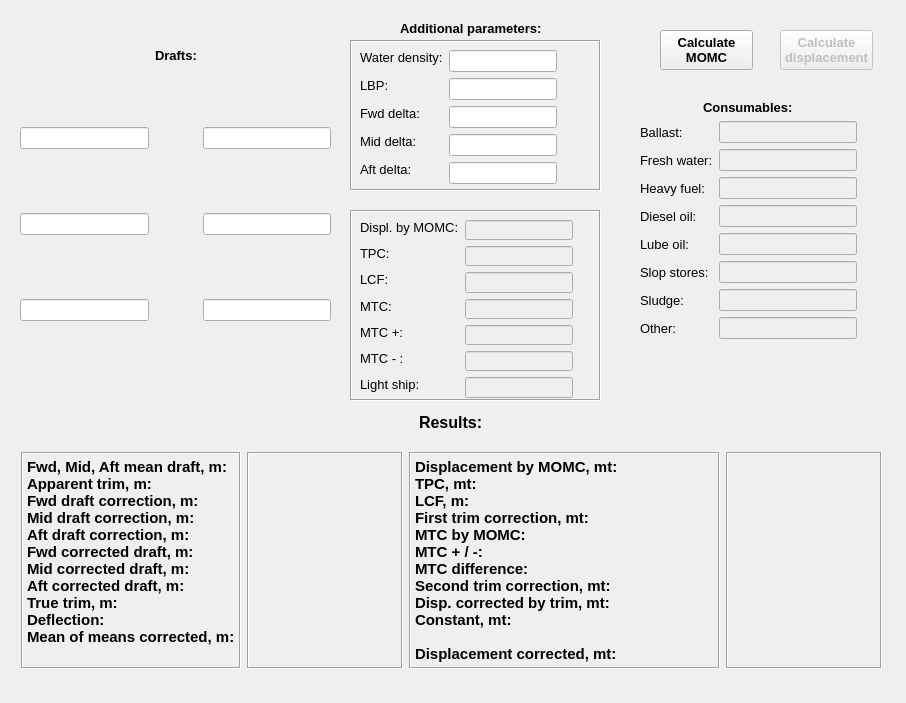
Above: ui/ui_anyvsl_eng.ui from tungyr/itmo-ships-draft-survey-programm before the change. Below: the same form after it.
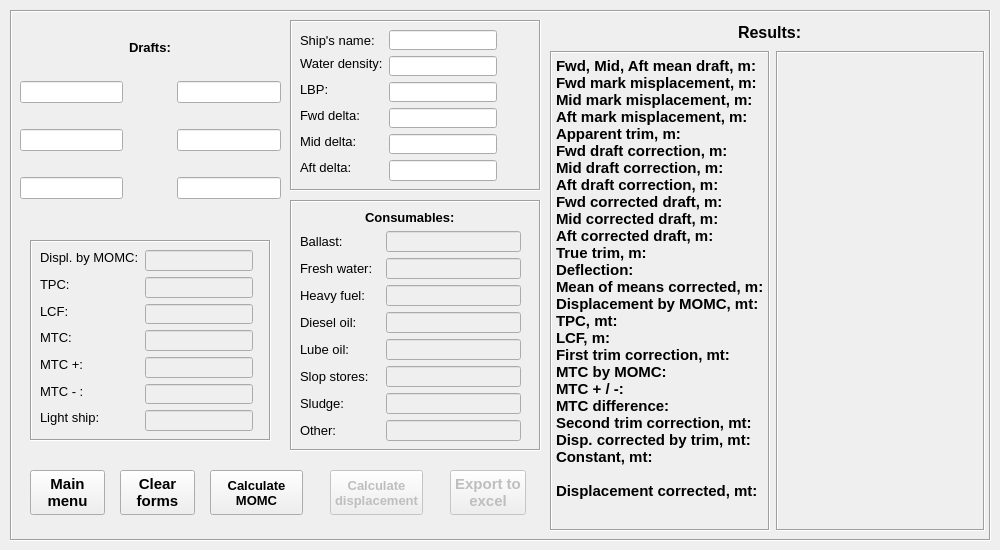
That is the form after the change. Icons and pictures are not drawn.

Commit message: anyvsl_end revision widget

Patch:
```diff
--- a/ui/ui_anyvsl_eng.ui
+++ b/ui/ui_anyvsl_eng.ui
@@ -6,90 +6,41 @@
    <rect>
     <x>0</x>
     <y>0</y>
-    <width>906</width>
-    <height>703</height>
+    <width>1000</width>
+    <height>550</height>
    </rect>
   </property>
   <property name="minimumSize">
    <size>
-    <width>800</width>
-    <height>600</height>
+    <width>1000</width>
+    <height>550</height>
    </size>
   </property>
   <property name="windowTitle">
    <string>Draft survey custom vsl</string>
   </property>
-  <widget class="QPushButton" name="countBtn_displ">
-   <property name="enabled">
-    <bool>false</bool>
-   </property>
+  <widget class="QFrame" name="frame_3">
    <property name="geometry">
     <rect>
-     <x>780</x>
-     <y>30</y>
-     <width>93</width>
-     <height>40</height>
+     <x>10</x>
+     <y>10</y>
+     <width>981</width>
+     <height>531</height>
     </rect>
    </property>
-   <property name="sizePolicy">
-    <sizepolicy hsizetype="Maximum" vsizetype="Maximum">
-     <horstretch>0</horstretch>
-     <verstretch>0</verstretch>
-    </sizepolicy>
+   <property name="frameShape">
+    <enum>QFrame::Box</enum>
    </property>
-   <property name="font">
-    <font>
-     <family>Tahoma</family>
-     <pointsize>10</pointsize>
-     <weight>75</weight>
-     <bold>true</bold>
-    </font>
+   <property name="frameShadow">
+    <enum>QFrame::Sunken</enum>
    </property>
-   <property name="text">
-    <string>Calculate
-displacement</string>
-   </property>
-  </widget>
-  <widget class="QLabel" name="add_param_l">
-   <property name="geometry">
-    <rect>
-     <x>400</x>
-     <y>20</y>
-     <width>150</width>
-     <height>16</height>
-    </rect>
-   </property>
-   <property name="sizePolicy">
-    <sizepolicy hsizetype="Preferred" vsizetype="Maximum">
-     <horstretch>0</horstretch>
-     <verstretch>0</verstretch>
-    </sizepolicy>
-   </property>
-   <property name="font">
-    <font>
-     <family>Tahoma</family>
-     <pointsize>10</pointsize>
-     <weight>75</weight>
-     <bold>true</bold>
-    </font>
-   </property>
-   <property name="layoutDirection">
-    <enum>Qt::LeftToRight</enum>
-   </property>
-   <property name="text">
-    <string>Additional parameters:</string>
-   </property>
-   <property name="alignment">
-    <set>Qt::AlignLeading|Qt::AlignLeft|Qt::AlignVCenter</set>
-   </property>
-  </widget>
   <widget class="QFrame" name="frame">
    <property name="geometry">
     <rect>
-     <x>350</x>
-     <y>40</y>
+      <x>280</x>
+      <y>10</y>
      <width>251</width>
-     <height>151</height>
+      <height>171</height>
     </rect>
    </property>
    <property name="sizePolicy">
@@ -110,14 +61,14 @@
       <x>10</x>
       <y>10</y>
       <width>225</width>
-      <height>141</height>
+       <height>151</height>
      </rect>
     </property>
     <layout class="QFormLayout" name="formLayout_2">
      <property name="sizeConstraint">
       <enum>QLayout::SetMaximumSize</enum>
      </property>
-     <item row="0" column="0">
+      <item row="1" column="0">
       <widget class="QLabel" name="dens_l">
        <property name="sizePolicy">
         <sizepolicy hsizetype="Maximum" vsizetype="Maximum">
@@ -136,7 +87,7 @@
        </property>
       </widget>
      </item>
-     <item row="0" column="1">
+      <item row="1" column="1">
       <widget class="QLineEdit" name="dens_f">
        <property name="sizePolicy">
         <sizepolicy hsizetype="Maximum" vsizetype="Fixed">
@@ -150,6 +101,38 @@
       </widget>
      </item>
      <item row="2" column="0">
+       <widget class="QLabel" name="LBP_l">
+        <property name="sizePolicy">
+         <sizepolicy hsizetype="Maximum" vsizetype="Maximum">
+          <horstretch>0</horstretch>
+          <verstretch>0</verstretch>
+         </sizepolicy>
+        </property>
+        <property name="font">
+         <font>
+          <family>Tahoma</family>
+          <pointsize>10</pointsize>
+         </font>
+        </property>
+        <property name="text">
+         <string>LBP:</string>
+        </property>
+       </widget>
+      </item>
+      <item row="2" column="1">
+       <widget class="QLineEdit" name="LBP_f">
+        <property name="sizePolicy">
+         <sizepolicy hsizetype="Maximum" vsizetype="Fixed">
+          <horstretch>0</horstretch>
+          <verstretch>0</verstretch>
+         </sizepolicy>
+        </property>
+        <property name="alignment">
+         <set>Qt::AlignCenter</set>
+        </property>
+       </widget>
+      </item>
+      <item row="3" column="0">
       <widget class="QLabel" name="fwd_delta_l">
        <property name="sizePolicy">
         <sizepolicy hsizetype="Maximum" vsizetype="Maximum">
@@ -168,7 +151,7 @@
        </property>
       </widget>
      </item>
-     <item row="2" column="1">
+      <item row="3" column="1">
       <widget class="QLineEdit" name="fwd_delta_f">
        <property name="sizePolicy">
         <sizepolicy hsizetype="Maximum" vsizetype="Fixed">
@@ -181,7 +164,7 @@
        </property>
       </widget>
      </item>
-     <item row="3" column="0">
+      <item row="4" column="0">
       <widget class="QLabel" name="mid_delta_l">
        <property name="sizePolicy">
         <sizepolicy hsizetype="Maximum" vsizetype="Maximum">
@@ -200,7 +183,7 @@
        </property>
       </widget>
      </item>
-     <item row="3" column="1">
+      <item row="4" column="1">
       <widget class="QLineEdit" name="mid_delta_f">
        <property name="sizePolicy">
         <sizepolicy hsizetype="Maximum" vsizetype="Fixed">
@@ -213,7 +196,7 @@
        </property>
       </widget>
      </item>
-     <item row="4" column="0">
+      <item row="5" column="0">
       <widget class="QLabel" name="aft_delta_l">
        <property name="sizePolicy">
         <sizepolicy hsizetype="Maximum" vsizetype="Maximum">
@@ -232,7 +215,7 @@
        </property>
       </widget>
      </item>
-     <item row="4" column="1">
+      <item row="5" column="1">
       <widget class="QLineEdit" name="aft_delta_f">
        <property name="sizePolicy">
         <sizepolicy hsizetype="Maximum" vsizetype="Preferred">
@@ -245,14 +228,21 @@
        </property>
       </widget>
      </item>
-     <item row="1" column="0">
-      <widget class="QLabel" name="LBP_l">
+      <item row="0" column="1">
+       <widget class="QLineEdit" name="ships_name">
        <property name="sizePolicy">
-        <sizepolicy hsizetype="Maximum" vsizetype="Maximum">
+         <sizepolicy hsizetype="Maximum" vsizetype="Fixed">
          <horstretch>0</horstretch>
          <verstretch>0</verstretch>
         </sizepolicy>
        </property>
+        <property name="alignment">
+         <set>Qt::AlignCenter</set>
+        </property>
+       </widget>
+      </item>
+      <item row="0" column="0">
+       <widget class="QLabel" name="label">
        <property name="font">
         <font>
          <family>Tahoma</family>
@@ -260,20 +250,7 @@
         </font>
        </property>
        <property name="text">
-        <string>LBP:</string>
-       </property>
-      </widget>
-     </item>
-     <item row="1" column="1">
-      <widget class="QLineEdit" name="LBP_f">
-       <property name="sizePolicy">
-        <sizepolicy hsizetype="Maximum" vsizetype="Fixed">
-         <horstretch>0</horstretch>
-         <verstretch>0</verstretch>
-        </sizepolicy>
-       </property>
-       <property name="alignment">
-        <set>Qt::AlignCenter</set>
+         <string>Ship's name:</string>
        </property>
       </widget>
      </item>
@@ -283,10 +260,10 @@
   <widget class="QFrame" name="frame_2">
    <property name="geometry">
     <rect>
-     <x>350</x>
-     <y>210</y>
-     <width>251</width>
-     <height>191</height>
+      <x>20</x>
+      <y>230</y>
+      <width>241</width>
+      <height>201</height>
     </rect>
    </property>
    <property name="sizePolicy">
@@ -345,13 +322,13 @@
      <set>Qt::AlignCenter</set>
     </property>
    </widget>
-   <widget class="QWidget" name="layoutWidget">
+    <widget class="QWidget" name="layoutWidget_3">
     <property name="geometry">
      <rect>
       <x>10</x>
       <y>10</y>
       <width>221</width>
-      <height>178</height>
+       <height>181</height>
      </rect>
     </property>
     <layout class="QFormLayout" name="formLayout_3">
@@ -606,16 +583,16 @@
     </layout>
    </widget>
   </widget>
-  <widget class="QWidget" name="layoutWidget">
+   <widget class="QWidget" name="layoutWidget_5">
    <property name="geometry">
     <rect>
-     <x>20</x>
-     <y>-10</y>
-     <width>311</width>
-     <height>391</height>
-    </rect>
-   </property>
-   <layout class="QGridLayout" name="gridLayout">
+      <x>10</x>
+      <y>10</y>
+      <width>261</width>
+      <height>201</height>
+     </rect>
+    </property>
+    <layout class="QGridLayout" name="gridLayout_3">
     <item row="2" column="0">
      <widget class="QLineEdit" name="M_ps_line">
       <property name="alignment">
@@ -712,13 +689,301 @@
     </item>
    </layout>
   </widget>
-  <widget class="QWidget" name="layoutWidget">
+   <widget class="QWidget" name="layoutWidget_6">
    <property name="geometry">
     <rect>
-     <x>640</x>
-     <y>100</y>
-     <width>217</width>
-     <height>250</height>
+      <x>540</x>
+      <y>10</y>
+      <width>441</width>
+      <height>511</height>
+     </rect>
+    </property>
+    <layout class="QGridLayout" name="gridLayout_4">
+     <item row="0" column="0" colspan="3" alignment="Qt::AlignHCenter">
+      <widget class="QLabel" name="result_l">
+       <property name="font">
+        <font>
+         <family>Tahoma</family>
+         <pointsize>12</pointsize>
+         <weight>75</weight>
+         <bold>true</bold>
+        </font>
+       </property>
+       <property name="text">
+        <string>Results:</string>
+       </property>
+      </widget>
+     </item>
+     <item row="1" column="0">
+      <widget class="QLabel" name="result_lables">
+       <property name="sizePolicy">
+        <sizepolicy hsizetype="Expanding" vsizetype="Minimum">
+         <horstretch>0</horstretch>
+         <verstretch>0</verstretch>
+        </sizepolicy>
+       </property>
+       <property name="minimumSize">
+        <size>
+         <width>0</width>
+         <height>480</height>
+        </size>
+       </property>
+       <property name="font">
+        <font>
+         <family>Tahoma</family>
+         <pointsize>11</pointsize>
+         <weight>75</weight>
+         <bold>true</bold>
+        </font>
+       </property>
+       <property name="frameShape">
+        <enum>QFrame::Box</enum>
+       </property>
+       <property name="frameShadow">
+        <enum>QFrame::Sunken</enum>
+       </property>
+       <property name="text">
+        <string>Fwd, Mid, Aft mean draft, m:
+Fwd mark misplacement, m:
+Mid mark misplacement, m:
+Aft mark misplacement, m:
+Apparent trim, m:
+Fwd draft correction, m:
+Mid draft correction, m:
+Aft draft correction, m:
+Fwd corrected draft, m:
+Mid corrected draft, m:
+Aft corrected draft, m:
+True trim, m:
+Deflection:
+Mean of means corrected, m:
+Displacement by MOMC, mt:
+TPC, mt:
+LCF, m:
+First trim correction, mt:
+MTC by MOMC:
+MTC + / -:
+MTC difference:  
+Second trim correction, mt:
+Disp. corrected by trim, mt: 
+Constant, mt:
+
+Displacement corrected, mt:</string>
+       </property>
+       <property name="alignment">
+        <set>Qt::AlignLeading|Qt::AlignLeft|Qt::AlignTop</set>
+       </property>
+      </widget>
+     </item>
+     <item row="1" column="1">
+      <widget class="QLabel" name="result_anyvsl">
+       <property name="sizePolicy">
+        <sizepolicy hsizetype="MinimumExpanding" vsizetype="Minimum">
+         <horstretch>0</horstretch>
+         <verstretch>0</verstretch>
+        </sizepolicy>
+       </property>
+       <property name="minimumSize">
+        <size>
+         <width>200</width>
+         <height>480</height>
+        </size>
+       </property>
+       <property name="font">
+        <font>
+         <family>Tahoma</family>
+         <pointsize>11</pointsize>
+         <weight>75</weight>
+         <bold>true</bold>
+        </font>
+       </property>
+       <property name="frameShape">
+        <enum>QFrame::Box</enum>
+       </property>
+       <property name="frameShadow">
+        <enum>QFrame::Sunken</enum>
+       </property>
+       <property name="text">
+        <string/>
+       </property>
+       <property name="scaledContents">
+        <bool>true</bool>
+       </property>
+       <property name="alignment">
+        <set>Qt::AlignHCenter|Qt::AlignTop</set>
+       </property>
+      </widget>
+     </item>
+    </layout>
+   </widget>
+   <widget class="QPushButton" name="main_menu">
+    <property name="geometry">
+     <rect>
+      <x>20</x>
+      <y>460</y>
+      <width>75</width>
+      <height>45</height>
+     </rect>
+    </property>
+    <property name="sizePolicy">
+     <sizepolicy hsizetype="Maximum" vsizetype="Maximum">
+      <horstretch>0</horstretch>
+      <verstretch>0</verstretch>
+     </sizepolicy>
+    </property>
+    <property name="font">
+     <font>
+      <family>Tahoma</family>
+      <pointsize>11</pointsize>
+      <weight>75</weight>
+      <bold>true</bold>
+     </font>
+    </property>
+    <property name="text">
+     <string>Main
+menu</string>
+    </property>
+   </widget>
+   <widget class="QPushButton" name="clear">
+    <property name="geometry">
+     <rect>
+      <x>110</x>
+      <y>460</y>
+      <width>75</width>
+      <height>45</height>
+     </rect>
+    </property>
+    <property name="sizePolicy">
+     <sizepolicy hsizetype="Maximum" vsizetype="Maximum">
+      <horstretch>0</horstretch>
+      <verstretch>0</verstretch>
+     </sizepolicy>
+    </property>
+    <property name="font">
+     <font>
+      <family>Tahoma</family>
+      <pointsize>11</pointsize>
+      <weight>75</weight>
+      <bold>true</bold>
+     </font>
+    </property>
+    <property name="text">
+     <string>Clear
+forms</string>
+    </property>
+   </widget>
+   <widget class="QPushButton" name="export_2">
+    <property name="enabled">
+     <bool>false</bool>
+    </property>
+    <property name="geometry">
+     <rect>
+      <x>440</x>
+      <y>460</y>
+      <width>76</width>
+      <height>45</height>
+     </rect>
+    </property>
+    <property name="sizePolicy">
+     <sizepolicy hsizetype="Fixed" vsizetype="Fixed">
+      <horstretch>0</horstretch>
+      <verstretch>0</verstretch>
+     </sizepolicy>
+    </property>
+    <property name="font">
+     <font>
+      <family>Tahoma</family>
+      <pointsize>11</pointsize>
+      <weight>75</weight>
+      <bold>true</bold>
+     </font>
+    </property>
+    <property name="text">
+     <string>Export to 
+excel</string>
+    </property>
+   </widget>
+   <widget class="QPushButton" name="countBtn_momc">
+    <property name="geometry">
+     <rect>
+      <x>200</x>
+      <y>460</y>
+      <width>93</width>
+      <height>45</height>
+     </rect>
+    </property>
+    <property name="sizePolicy">
+     <sizepolicy hsizetype="Maximum" vsizetype="Maximum">
+      <horstretch>0</horstretch>
+      <verstretch>0</verstretch>
+     </sizepolicy>
+    </property>
+    <property name="font">
+     <font>
+      <family>Tahoma</family>
+      <pointsize>10</pointsize>
+      <weight>75</weight>
+      <bold>true</bold>
+     </font>
+    </property>
+    <property name="text">
+     <string>Calculate
+MOMC</string>
+    </property>
+   </widget>
+   <widget class="QPushButton" name="countBtn_displ">
+    <property name="enabled">
+     <bool>false</bool>
+    </property>
+    <property name="geometry">
+     <rect>
+      <x>320</x>
+      <y>460</y>
+      <width>93</width>
+      <height>45</height>
+     </rect>
+    </property>
+    <property name="sizePolicy">
+     <sizepolicy hsizetype="Maximum" vsizetype="Maximum">
+      <horstretch>0</horstretch>
+      <verstretch>0</verstretch>
+     </sizepolicy>
+    </property>
+    <property name="font">
+     <font>
+      <family>Tahoma</family>
+      <pointsize>10</pointsize>
+      <weight>75</weight>
+      <bold>true</bold>
+     </font>
+    </property>
+    <property name="text">
+     <string>Calculate
+displacement</string>
+    </property>
+   </widget>
+   <widget class="QFrame" name="frame_4">
+    <property name="geometry">
+     <rect>
+      <x>280</x>
+      <y>190</y>
+      <width>251</width>
+      <height>251</height>
+     </rect>
+    </property>
+    <property name="frameShape">
+     <enum>QFrame::Box</enum>
+    </property>
+    <property name="frameShadow">
+     <enum>QFrame::Sunken</enum>
+    </property>
+    <widget class="QWidget" name="layoutWidget_2">
+     <property name="geometry">
+      <rect>
+       <x>10</x>
+       <y>10</y>
+       <width>221</width>
+       <height>231</height>
     </rect>
    </property>
    <layout class="QVBoxLayout" name="verticalLayout">
@@ -769,6 +1034,12 @@
         <property name="enabled">
          <bool>false</bool>
         </property>
+          <property name="sizePolicy">
+           <sizepolicy hsizetype="Expanding" vsizetype="Fixed">
+            <horstretch>0</horstretch>
+            <verstretch>0</verstretch>
+           </sizepolicy>
+          </property>
         <property name="alignment">
          <set>Qt::AlignCenter</set>
         </property>
@@ -931,7 +1202,7 @@
          </font>
         </property>
         <property name="text">
-         <string>Fresh water:</string>
+           <string>Fresh water:  </string>
         </property>
        </widget>
       </item>
@@ -939,213 +1210,7 @@
     </item>
    </layout>
   </widget>
-  <widget class="QPushButton" name="countBtn_momc">
-   <property name="geometry">
-    <rect>
-     <x>660</x>
-     <y>30</y>
-     <width>93</width>
-     <height>40</height>
-    </rect>
-   </property>
-   <property name="sizePolicy">
-    <sizepolicy hsizetype="Maximum" vsizetype="Maximum">
-     <horstretch>0</horstretch>
-     <verstretch>0</verstretch>
-    </sizepolicy>
-   </property>
-   <property name="font">
-    <font>
-     <family>Tahoma</family>
-     <pointsize>10</pointsize>
-     <weight>75</weight>
-     <bold>true</bold>
-    </font>
-   </property>
-   <property name="text">
-    <string>Calculate
-MOMC</string>
-   </property>
-  </widget>
-  <widget class="QWidget" name="layoutWidget">
-   <property name="geometry">
-    <rect>
-     <x>21</x>
-     <y>398</y>
-     <width>861</width>
-     <height>271</height>
-    </rect>
-   </property>
-   <layout class="QGridLayout" name="gridLayout_2">
-    <item row="1" column="4">
-     <widget class="QLabel" name="result_2">
-      <property name="sizePolicy">
-       <sizepolicy hsizetype="Preferred" vsizetype="Preferred">
-        <horstretch>0</horstretch>
-        <verstretch>0</verstretch>
-       </sizepolicy>
-      </property>
-      <property name="minimumSize">
-       <size>
-        <width>0</width>
-        <height>0</height>
-       </size>
-      </property>
-      <property name="font">
-       <font>
-        <family>Tahoma</family>
-        <pointsize>11</pointsize>
-        <weight>75</weight>
-        <bold>true</bold>
-       </font>
-      </property>
-      <property name="frameShape">
-       <enum>QFrame::Box</enum>
-      </property>
-      <property name="frameShadow">
-       <enum>QFrame::Sunken</enum>
-      </property>
-      <property name="text">
-       <string/>
-      </property>
-      <property name="alignment">
-       <set>Qt::AlignHCenter|Qt::AlignTop</set>
-      </property>
-     </widget>
-    </item>
-    <item row="0" column="0" colspan="5" alignment="Qt::AlignHCenter">
-     <widget class="QLabel" name="result_l">
-      <property name="font">
-       <font>
-        <family>Tahoma</family>
-        <pointsize>12</pointsize>
-        <weight>75</weight>
-        <bold>true</bold>
-       </font>
-      </property>
-      <property name="text">
-       <string>Results:</string>
-      </property>
-     </widget>
-    </item>
-    <item row="1" column="0">
-     <widget class="QLabel" name="result_lables">
-      <property name="sizePolicy">
-       <sizepolicy hsizetype="Preferred" vsizetype="Preferred">
-        <horstretch>0</horstretch>
-        <verstretch>0</verstretch>
-       </sizepolicy>
-      </property>
-      <property name="font">
-       <font>
-        <family>Tahoma</family>
-        <pointsize>11</pointsize>
-        <weight>75</weight>
-        <bold>true</bold>
-       </font>
-      </property>
-      <property name="frameShape">
-       <enum>QFrame::Box</enum>
-      </property>
-      <property name="frameShadow">
-       <enum>QFrame::Sunken</enum>
-      </property>
-      <property name="text">
-       <string>Fwd, Mid, Aft mean draft, m:
-Apparent trim, m:
-Fwd draft correction, m:
-Mid draft correction, m:
-Aft draft correction, m:
-Fwd corrected draft, m:
-Mid corrected draft, m:
-Aft corrected draft, m:
-True trim, m:
-Deflection:
-Mean of means corrected, m:</string>
-      </property>
-      <property name="alignment">
-       <set>Qt::AlignLeading|Qt::AlignLeft|Qt::AlignTop</set>
-      </property>
-     </widget>
-    </item>
-    <item row="1" column="1">
-     <widget class="QLabel" name="result">
-      <property name="sizePolicy">
-       <sizepolicy hsizetype="Preferred" vsizetype="Preferred">
-        <horstretch>0</horstretch>
-        <verstretch>0</verstretch>
-       </sizepolicy>
-      </property>
-      <property name="minimumSize">
-       <size>
-        <width>0</width>
-        <height>0</height>
-       </size>
-      </property>
-      <property name="font">
-       <font>
-        <family>Tahoma</family>
-        <pointsize>11</pointsize>
-        <weight>75</weight>
-        <bold>true</bold>
-       </font>
-      </property>
-      <property name="frameShape">
-       <enum>QFrame::Box</enum>
-      </property>
-      <property name="frameShadow">
-       <enum>QFrame::Sunken</enum>
-      </property>
-      <property name="text">
-       <string/>
-      </property>
-      <property name="alignment">
-       <set>Qt::AlignHCenter|Qt::AlignTop</set>
-      </property>
-     </widget>
-    </item>
-    <item row="1" column="2" colspan="2">
-     <widget class="QLabel" name="result_lables_2">
-      <property name="sizePolicy">
-       <sizepolicy hsizetype="Preferred" vsizetype="Preferred">
-        <horstretch>0</horstretch>
-        <verstretch>0</verstretch>
-       </sizepolicy>
-      </property>
-      <property name="font">
-       <font>
-        <family>Tahoma</family>
-        <pointsize>11</pointsize>
-        <weight>75</weight>
-        <bold>true</bold>
-       </font>
-      </property>
-      <property name="frameShape">
-       <enum>QFrame::Box</enum>
-      </property>
-      <property name="frameShadow">
-       <enum>QFrame::Sunken</enum>
-      </property>
-      <property name="text">
-       <string>Displacement by MOMC, mt:
-TPC, mt:
-LCF, m:
-First trim correction, mt:
-MTC by MOMC:
-MTC + / -:
-MTC difference:
-Second trim correction, mt:
-Disp. corrected by trim, mt:
-Constant, mt:
-
-Displacement corrected, mt:</string>
-      </property>
-      <property name="alignment">
-       <set>Qt::AlignLeading|Qt::AlignLeft|Qt::AlignTop</set>
-      </property>
-     </widget>
-    </item>
-   </layout>
+   </widget>
   </widget>
  </widget>
  <tabstops>
```
Left out of the diff: 190 changed lines with no effect on the pictures. Lines whose indentation alone changed are shown as unchanged. The commit also changes 5 other files.
